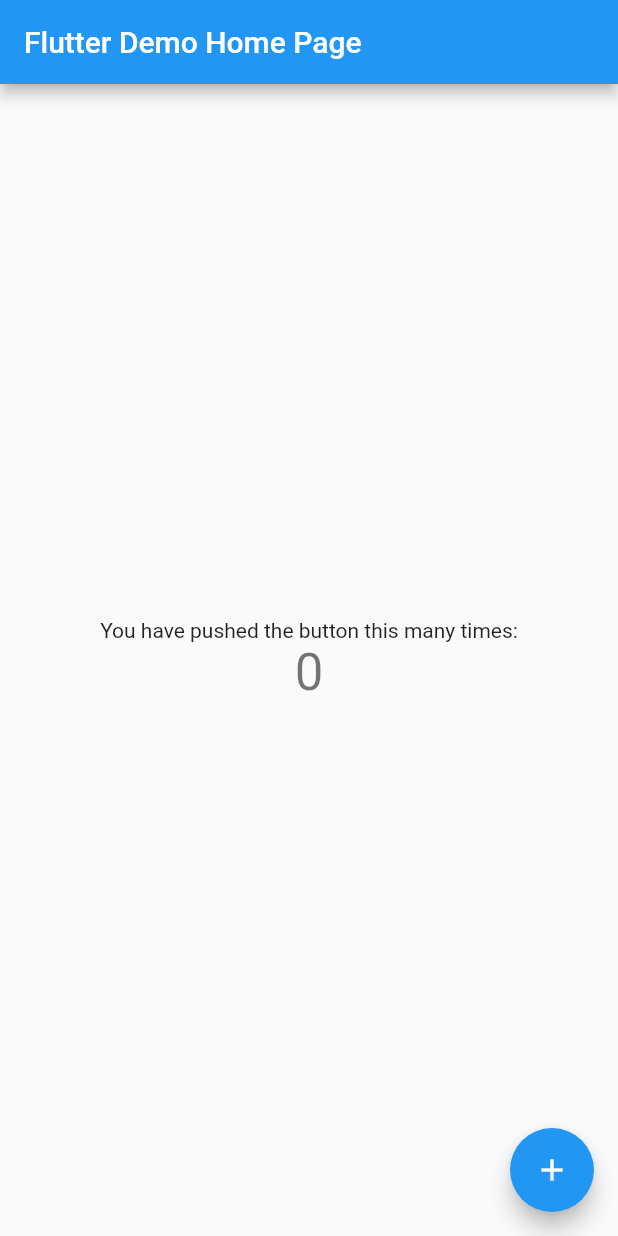
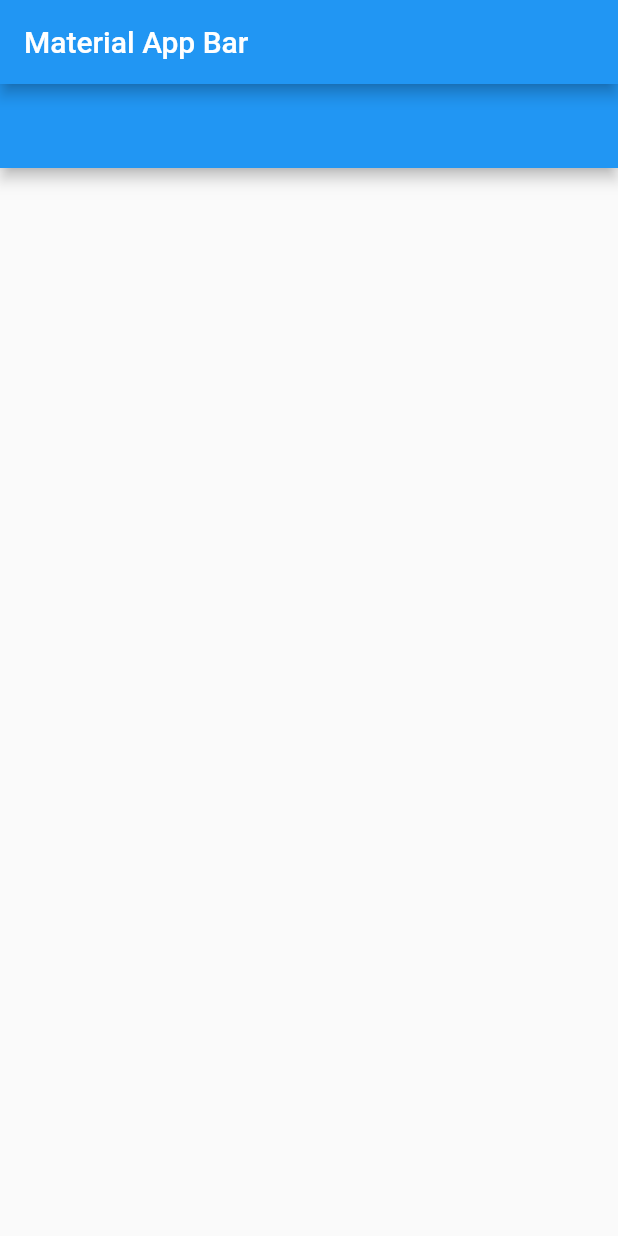
Before and after one commit to manuelduarte077/ecommerce, a Flutter app: the screen it shows after launch, on a phone screen of 412 x 824 dp. Run offline on Flutter 3.47's test engine with Material 2 defaults, Android fonts, the phone set to English and light mode, and no system bars.

Commit message:
chore: project setup

```diff
--- /dev/null
+++ b/lib/app/app.dart
@@ -0,0 +1,19 @@
+import 'package:ecommerce/screens/home_screen.dart';
+import 'package:flutter/material.dart';
+
+class MyApp extends StatelessWidget {
+  const MyApp({Key? key}) : super(key: key);
+
+  @override
+  Widget build(BuildContext context) {
+    return MaterialApp(
+      debugShowCheckedModeBanner: false,
+      title: 'Material App',
+      home: Scaffold(
+          appBar: AppBar(
+            title: const Text('Material App Bar'),
+          ),
+          body: const HomeScreen()),
+    );
+  }
+}
--- a/lib/main.dart
+++ b/lib/main.dart
@@ -1,115 +1,6 @@
+import 'package:ecommerce/app/app.dart';
 import 'package:flutter/material.dart';
 
 void main() {
   runApp(const MyApp());
 }
-
-class MyApp extends StatelessWidget {
-  const MyApp({Key? key}) : super(key: key);
-
-  // This widget is the root of your application.
-  @override
-  Widget build(BuildContext context) {
-    return MaterialApp(
-      title: 'Flutter Demo',
-      theme: ThemeData(
-        // This is the theme of your application.
-        //
-        // Try running your application with "flutter run". You'll see the
-        // application has a blue toolbar. Then, without quitting the app, try
-        // changing the primarySwatch below to Colors.green and then invoke
-        // "hot reload" (press "r" in the console where you ran "flutter run",
-        // or simply save your changes to "hot reload" in a Flutter IDE).
-        // Notice that the counter didn't reset back to zero; the application
-        // is not restarted.
-        primarySwatch: Colors.blue,
-      ),
-      home: const MyHomePage(title: 'Flutter Demo Home Page'),
-    );
-  }
-}
-
-class MyHomePage extends StatefulWidget {
-  const MyHomePage({Key? key, required this.title}) : super(key: key);
-
-  // This widget is the home page of your application. It is stateful, meaning
-  // that it has a State object (defined below) that contains fields that affect
-  // how it looks.
-
-  // This class is the configuration for the state. It holds the values (in this
-  // case the title) provided by the parent (in this case the App widget) and
-  // used by the build method of the State. Fields in a Widget subclass are
-  // always marked "final".
-
-  final String title;
-
-  @override
-  State<MyHomePage> createState() => _MyHomePageState();
-}
-
-class _MyHomePageState extends State<MyHomePage> {
-  int _counter = 0;
-
-  void _incrementCounter() {
-    setState(() {
-      // This call to setState tells the Flutter framework that something has
-      // changed in this State, which causes it to rerun the build method below
-      // so that the display can reflect the updated values. If we changed
-      // _counter without calling setState(), then the build method would not be
-      // called again, and so nothing would appear to happen.
-      _counter++;
-    });
-  }
-
-  @override
-  Widget build(BuildContext context) {
-    // This method is rerun every time setState is called, for instance as done
-    // by the _incrementCounter method above.
-    //
-    // The Flutter framework has been optimized to make rerunning build methods
-    // fast, so that you can just rebuild anything that needs updating rather
-    // than having to individually change instances of widgets.
-    return Scaffold(
-      appBar: AppBar(
-        // Here we take the value from the MyHomePage object that was created by
-        // the App.build method, and use it to set our appbar title.
-        title: Text(widget.title),
-      ),
-      body: Center(
-        // Center is a layout widget. It takes a single child and positions it
-        // in the middle of the parent.
-        child: Column(
-          // Column is also a layout widget. It takes a list of children and
-          // arranges them vertically. By default, it sizes itself to fit its
-          // children horizontally, and tries to be as tall as its parent.
-          //
-          // Invoke "debug painting" (press "p" in the console, choose the
-          // "Toggle Debug Paint" action from the Flutter Inspector in Android
-          // Studio, or the "Toggle Debug Paint" command in Visual Studio Code)
-          // to see the wireframe for each widget.
-          //
-          // Column has various properties to control how it sizes itself and
-          // how it positions its children. Here we use mainAxisAlignment to
-          // center the children vertically; the main axis here is the vertical
-          // axis because Columns are vertical (the cross axis would be
-          // horizontal).
-          mainAxisAlignment: MainAxisAlignment.center,
-          children: <Widget>[
-            const Text(
-              'You have pushed the button this many times:',
-            ),
-            Text(
-              '$_counter',
-              style: Theme.of(context).textTheme.headline4,
-            ),
-          ],
-        ),
-      ),
-      floatingActionButton: FloatingActionButton(
-        onPressed: _incrementCounter,
-        tooltip: 'Increment',
-        child: const Icon(Icons.add),
-      ), // This trailing comma makes auto-formatting nicer for build methods.
-    );
-  }
-}
--- /dev/null
+++ b/lib/screens/home_screen.dart
@@ -0,0 +1,13 @@
+import 'package:flutter/material.dart';
+
+class HomeScreen extends StatelessWidget {
+  const HomeScreen({Key? key}) : super(key: key);
+
+  @override
+  Widget build(BuildContext context) {
+    return Scaffold(
+      appBar: AppBar(),
+      bottomNavigationBar: const BottomAppBar(),
+    );
+  }
+}
--- /dev/null
+++ b/lib/screens/screens.dart
@@ -0,0 +1 @@
+export 'package:ecommerce/screens/home_screen.dart';
```
